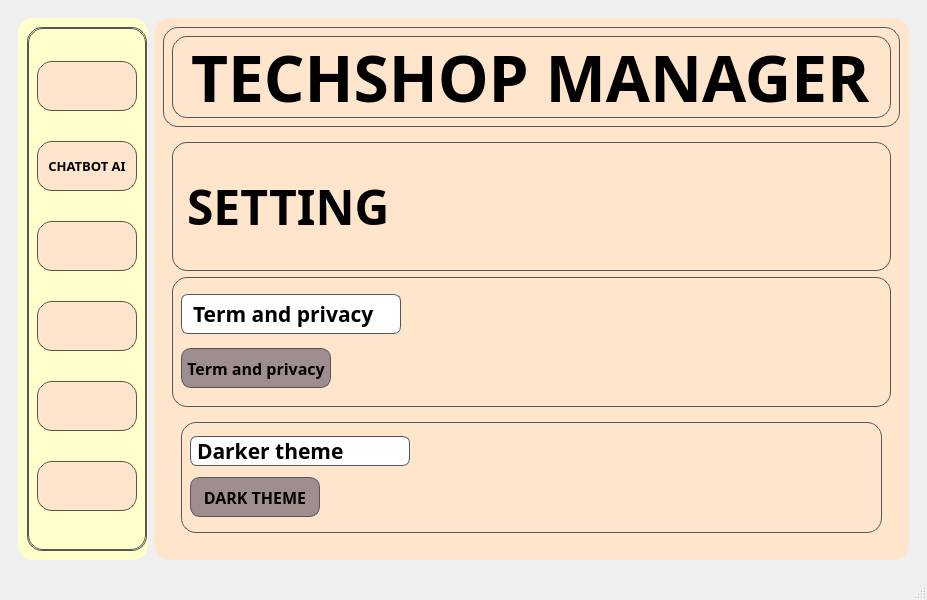
The window that gui/home.ui (luongquangXD/ck) describes before a commit, drawn with Qt 5.
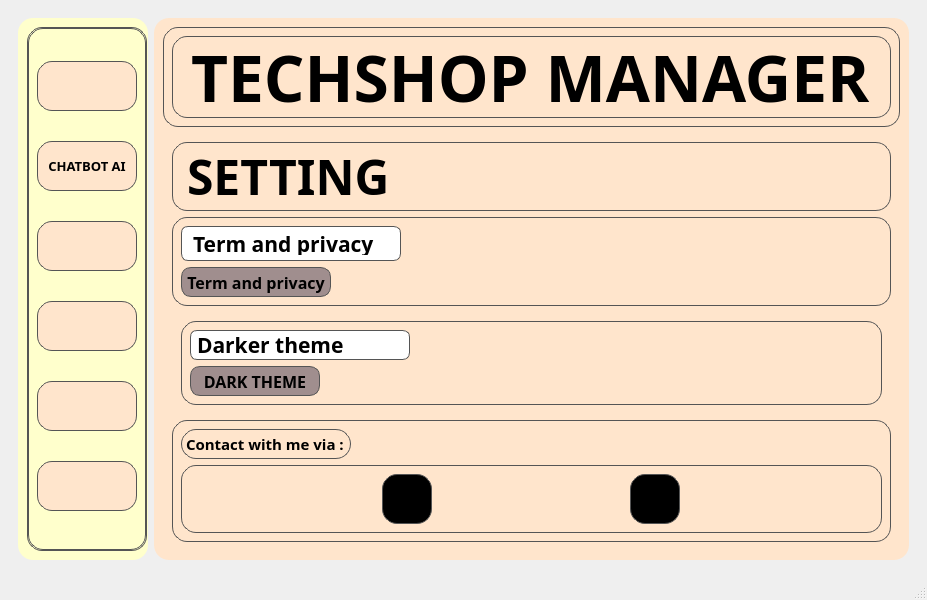
The same window after the commit. The open tabs and pages were chosen to show the change. Icons and pictures are not drawn.

```diff
--- a/gui/home.ui
+++ b/gui/home.ui
@@ -929,6 +929,124 @@
                 </layout>
                </widget>
               </item>
+              <item>
+               <widget class="QWidget" name="widget_10" native="true">
+                <property name="styleSheet">
+                 <string notr="true">border: 1px solid #555555;</string>
+                </property>
+                <layout class="QVBoxLayout" name="verticalLayout_14">
+                 <item>
+                  <widget class="QLabel" name="label_7">
+                   <property name="minimumSize">
+                    <size>
+                     <width>170</width>
+                     <height>30</height>
+                    </size>
+                   </property>
+                   <property name="maximumSize">
+                    <size>
+                     <width>170</width>
+                     <height>30</height>
+                    </size>
+                   </property>
+                   <property name="font">
+                    <font>
+                     <family>Segoe UI Black</family>
+                     <pointsize>11</pointsize>
+                     <weight>75</weight>
+                     <bold>true</bold>
+                    </font>
+                   </property>
+                   <property name="text">
+                    <string>Contact with me via :</string>
+                   </property>
+                  </widget>
+                 </item>
+                 <item>
+                  <widget class="QWidget" name="widget_12" native="true">
+                   <layout class="QHBoxLayout" name="horizontalLayout_5">
+                    <item>
+                     <widget class="QPushButton" name="btn_X">
+                      <property name="minimumSize">
+                       <size>
+                        <width>30</width>
+                        <height>50</height>
+                       </size>
+                      </property>
+                      <property name="maximumSize">
+                       <size>
+                        <width>50</width>
+                        <height>50</height>
+                       </size>
+                      </property>
+                      <property name="cursor">
+                       <cursorShape>PointingHandCursor</cursorShape>
+                      </property>
+                      <property name="styleSheet">
+                       <string notr="true">background-color:black;</string>
+                      </property>
+                      <property name="text">
+                       <string/>
+                      </property>
+                      <property name="icon">
+                       <iconset>
+                        <normaloff>../picture/X.png</normaloff>../picture/X.png</iconset>
+                      </property>
+                      <property name="iconSize">
+                       <size>
+                        <width>30</width>
+                        <height>50</height>
+                       </size>
+                      </property>
+                     </widget>
+                    </item>
+                    <item>
+                     <widget class="QPushButton" name="btn_git">
+                      <property name="minimumSize">
+                       <size>
+                        <width>30</width>
+                        <height>50</height>
+                       </size>
+                      </property>
+                      <property name="maximumSize">
+                       <size>
+                        <width>50</width>
+                        <height>50</height>
+                       </size>
+                      </property>
+                      <property name="baseSize">
+                       <size>
+                        <width>50</width>
+                        <height>50</height>
+                       </size>
+                      </property>
+                      <property name="cursor">
+                       <cursorShape>PointingHandCursor</cursorShape>
+                      </property>
+                      <property name="styleSheet">
+                       <string notr="true">background-color:black</string>
+                      </property>
+                      <property name="text">
+                       <string/>
+                      </property>
+                      <property name="icon">
+                       <iconset>
+                        <normaloff>../picture/github.png</normaloff>../picture/github.png</iconset>
+                      </property>
+                      <property name="iconSize">
+                       <size>
+                        <width>30</width>
+                        <height>50</height>
+                       </size>
+                      </property>
+                     </widget>
+                    </item>
+                   </layout>
+                  </widget>
+                 </item>
+                </layout>
+               </widget>
+              </item>
              </layout>
             </widget>
             <widget class="QWidget" name="CRUD">
```
Left out of the diff: 2 changed lines with no effect on the pictures.
